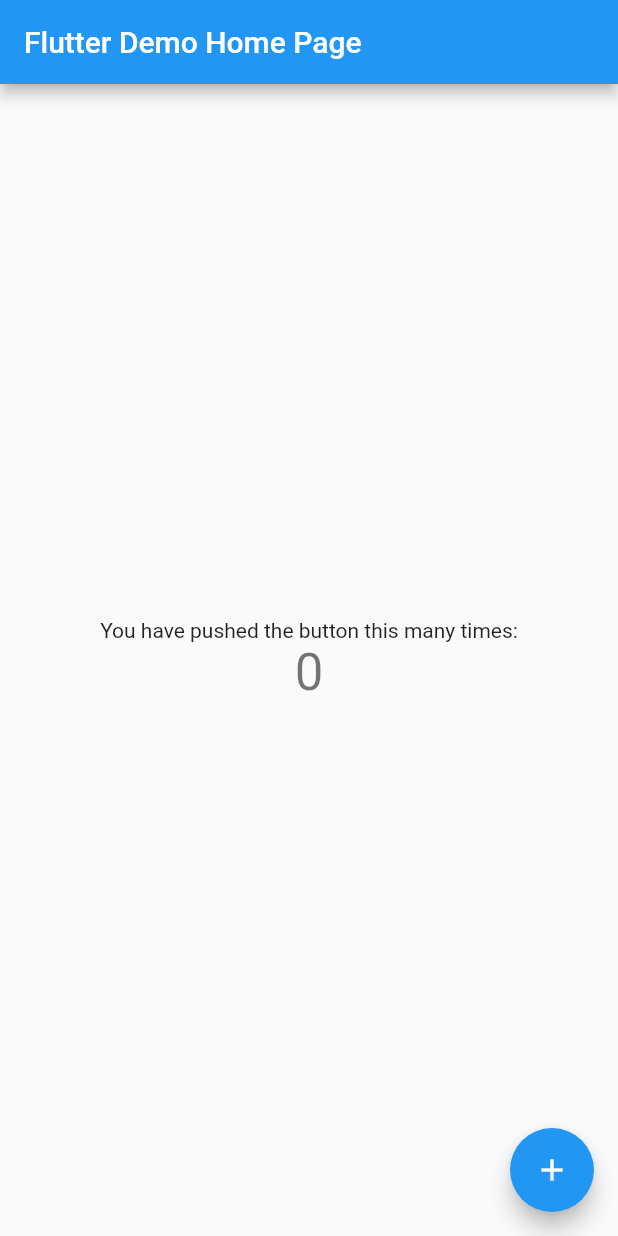
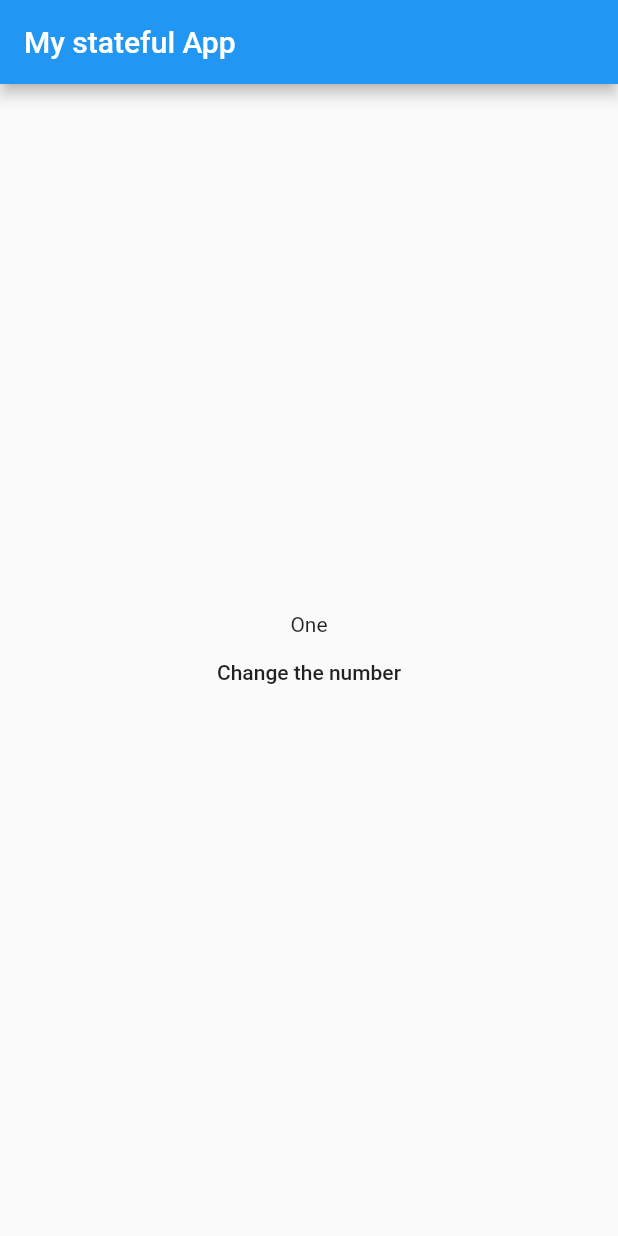
Before and after one commit to AMG2001/udemy_projects_course_section_4, a Flutter app: the screen it shows after launch, on a phone screen of 412 x 824 dp. Run offline on Flutter 3.47's test engine with Material 2 defaults, Android fonts, the phone set to English and light mode, and no system bars.

Commit message:
project finished ##

```diff
--- a/stateful_numbers_app/lib/main.dart
+++ b/stateful_numbers_app/lib/main.dart
@@ -1,115 +1,19 @@
 import 'package:flutter/material.dart';
+import 'package:stateful_numbers_app/screens/home_page.dart';
 
-void main() {
-  runApp(const MyApp());
+
+void main(){
+  runApp(MyApp());
 }
-
 class MyApp extends StatelessWidget {
   const MyApp({Key? key}) : super(key: key);
 
-  // This widget is the root of your application.
   @override
   Widget build(BuildContext context) {
     return MaterialApp(
-      title: 'Flutter Demo',
-      theme: ThemeData(
-        // This is the theme of your application.
-        //
-        // Try running your application with "flutter run". You'll see the
-        // application has a blue toolbar. Then, without quitting the app, try
-        // changing the primarySwatch below to Colors.green and then invoke
-        // "hot reload" (press "r" in the console where you ran "flutter run",
-        // or simply save your changes to "hot reload" in a Flutter IDE).
-        // Notice that the counter didn't reset back to zero; the application
-        // is not restarted.
-        primarySwatch: Colors.blue,
-      ),
-      home: const MyHomePage(title: 'Flutter Demo Home Page'),
+      home: HomePage(),
+      debugShowCheckedModeBanner: false,
+      title: "Stateful Numbers App",
     );
   }
 }
-
-class MyHomePage extends StatefulWidget {
-  const MyHomePage({Key? key, required this.title}) : super(key: key);
-
-  // This widget is the home page of your application. It is stateful, meaning
-  // that it has a State object (defined below) that contains fields that affect
-  // how it looks.
-
-  // This class is the configuration for the state. It holds the values (in this
-  // case the title) provided by the parent (in this case the App widget) and
-  // used by the build method of the State. Fields in a Widget subclass are
-  // always marked "final".
-
-  final String title;
-
-  @override
-  State<MyHomePage> createState() => _MyHomePageState();
-}
-
-class _MyHomePageState extends State<MyHomePage> {
-  int _counter = 0;
-
-  void _incrementCounter() {
-    setState(() {
-      // This call to setState tells the Flutter framework that something has
-      // changed in this State, which causes it to rerun the build method below
-      // so that the display can reflect the updated values. If we changed
-      // _counter without calling setState(), then the build method would not be
-      // called again, and so nothing would appear to happen.
-      _counter++;
-    });
-  }
-
-  @override
-  Widget build(BuildContext context) {
-    // This method is rerun every time setState is called, for instance as done
-    // by the _incrementCounter method above.
-    //
-    // The Flutter framework has been optimized to make rerunning build methods
-    // fast, so that you can just rebuild anything that needs updating rather
-    // than having to individually change instances of widgets.
-    return Scaffold(
-      appBar: AppBar(
-        // Here we take the value from the MyHomePage object that was created by
-        // the App.build method, and use it to set our appbar title.
-        title: Text(widget.title),
-      ),
-      body: Center(
-        // Center is a layout widget. It takes a single child and positions it
-        // in the middle of the parent.
-        child: Column(
-          // Column is also a layout widget. It takes a list of children and
-          // arranges them vertically. By default, it sizes itself to fit its
-          // children horizontally, and tries to be as tall as its parent.
-          //
-          // Invoke "debug painting" (press "p" in the console, choose the
-          // "Toggle Debug Paint" action from the Flutter Inspector in Android
-          // Studio, or the "Toggle Debug Paint" command in Visual Studio Code)
-          // to see the wireframe for each widget.
-          //
-          // Column has various properties to control how it sizes itself and
-          // how it positions its children. Here we use mainAxisAlignment to
-          // center the children vertically; the main axis here is the vertical
-          // axis because Columns are vertical (the cross axis would be
-          // horizontal).
-          mainAxisAlignment: MainAxisAlignment.center,
-          children: <Widget>[
-            const Text(
-              'You have pushed the button this many times:',
-            ),
-            Text(
-              '$_counter',
-              style: Theme.of(context).textTheme.headline4,
-            ),
-          ],
-        ),
-      ),
-      floatingActionButton: FloatingActionButton(
-        onPressed: _incrementCounter,
-        tooltip: 'Increment',
-        child: const Icon(Icons.add),
-      ), // This trailing comma makes auto-formatting nicer for build methods.
-    );
-  }
-}
--- /dev/null
+++ b/stateful_numbers_app/lib/screens/home_page.dart
@@ -0,0 +1,55 @@
+import 'package:flutter/material.dart';
+
+class HomePage extends StatelessWidget {
+  List<String> numbers = [
+    "One",
+    "Two",
+    "Three",
+    "Four",
+    "Five",
+    "Six",
+    "Seven",
+    "Eight",
+    "Nine",
+    "Ten"
+  ];
+  int indexOfNumber = 0;
+
+  @override
+  Widget build(BuildContext context) {
+    return Scaffold(
+      appBar: AppBar(
+        title: Text("My stateful App"),
+      ),
+      body: SafeArea(child: StatefulBuilder(
+          builder: (BuildContext context, StateSetter setState) {
+        return Container(
+          width: MediaQuery.of(context).size.width,
+          height: MediaQuery.of(context).size.height,
+          child: Column(
+            mainAxisAlignment: MainAxisAlignment.center,
+            crossAxisAlignment: CrossAxisAlignment.center,
+            children: [
+              Text(numbers[indexOfNumber]),
+              FlatButton(
+                  onPressed: () {
+                    setState(() => changeNumberIndex());
+                  },
+                  child: Text("Change the number"))
+            ],
+          ),
+        );
+      })),
+    );
+  }
+
+  void changeNumberIndex() {
+    if (indexOfNumber < 9) {
+      indexOfNumber++;
+      print(indexOfNumber);
+    } else {
+      indexOfNumber = 0;
+      print(indexOfNumber);
+    }
+  }
+}
```
